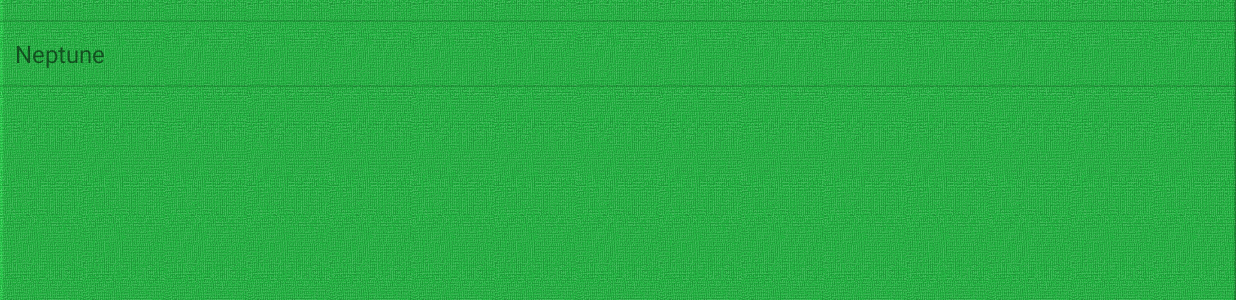
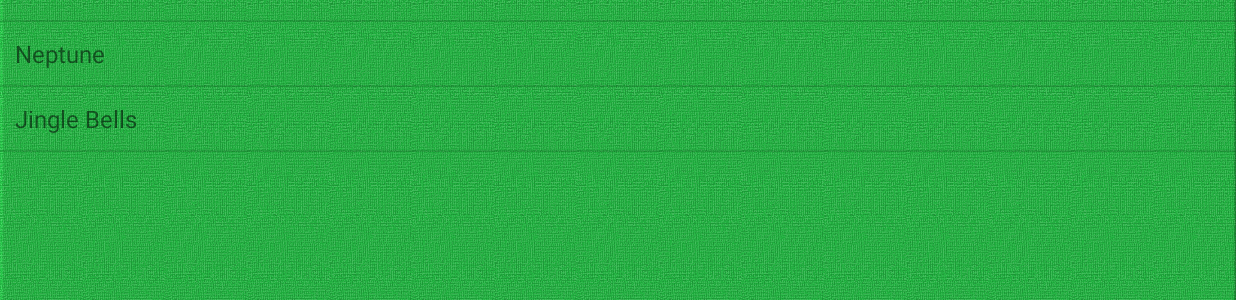
Before and after one commit to zealtron/RPi, an Android app: the SongList screen opened directly, with no data from a screen before it, on a phone screen of 824 x 412 dp (held sideways). Shown: the part 281-581 px from the top of the screen. Run offline under Robolectric (Android 15) with nearby library versions, the phone set to English and light mode, and no system bars.

Commit message:
music hardcoded

```diff
--- a/app/src/main/java/cs4720furrett/rpimobileproject/GameScreen.java
+++ b/app/src/main/java/cs4720furrett/rpimobileproject/GameScreen.java
@@ -10,6 +10,7 @@ import android.hardware.Sensor;
 import android.hardware.SensorEvent;
 import android.hardware.SensorEventListener;
 import android.hardware.SensorManager;
+import android.media.MediaPlayer;
 import android.os.Bundle;
 import android.util.FloatMath;
 import android.view.View;
@@ -146,6 +147,8 @@ public class GameScreen extends Activity implements SensorEventListener {
         setupAccelerometer();
 
         System.out.println(lights.toString());
+        MediaPlayer player = MediaPlayer.create(this, R.raw.pipi_jingle);
+        player.start();
         this.runThread();
     }
 
--- a/app/src/main/java/cs4720furrett/rpimobileproject/SongList.java
+++ b/app/src/main/java/cs4720furrett/rpimobileproject/SongList.java
@@ -30,7 +30,7 @@ public class SongList extends Activity {
         ListView mainListView = (ListView) findViewById(R.id.list);
 
         // Create and populate a List of planet names.
-        String[] planets = new String[]{"Earth", "Mars", "Neptune"};
+        String[] planets = new String[]{"Earth", "Mars", "Neptune", "Jingle Bells"};
         ArrayList<String> planetList = new ArrayList<String>();
         planetList.addAll(Arrays.asList(planets));
 
```
